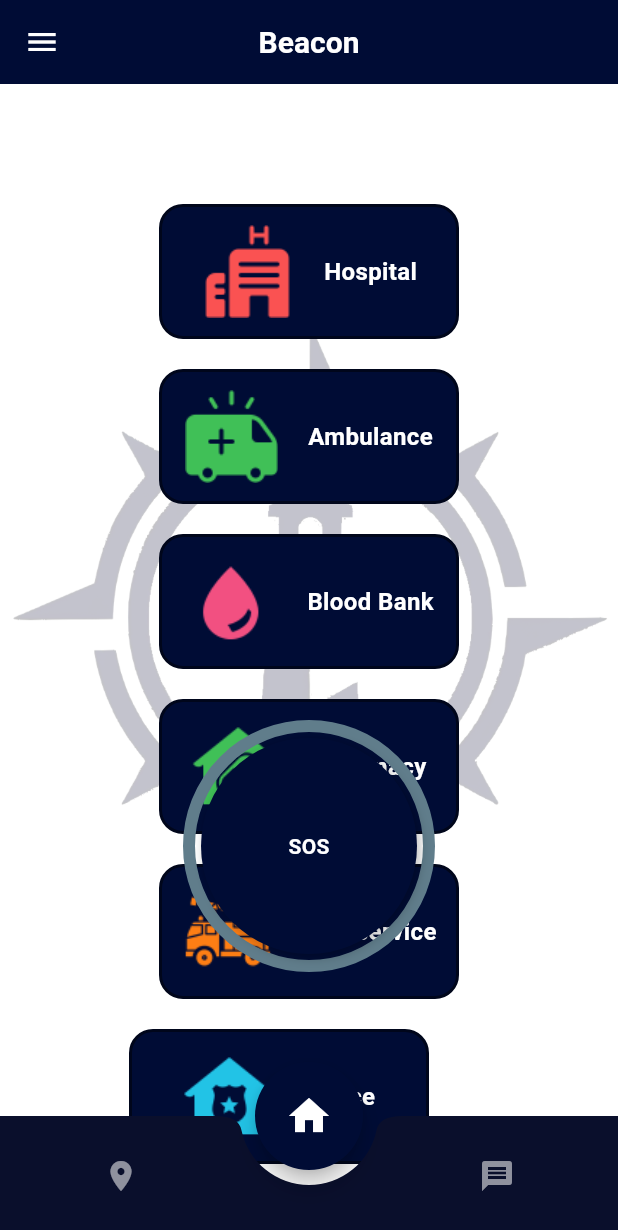
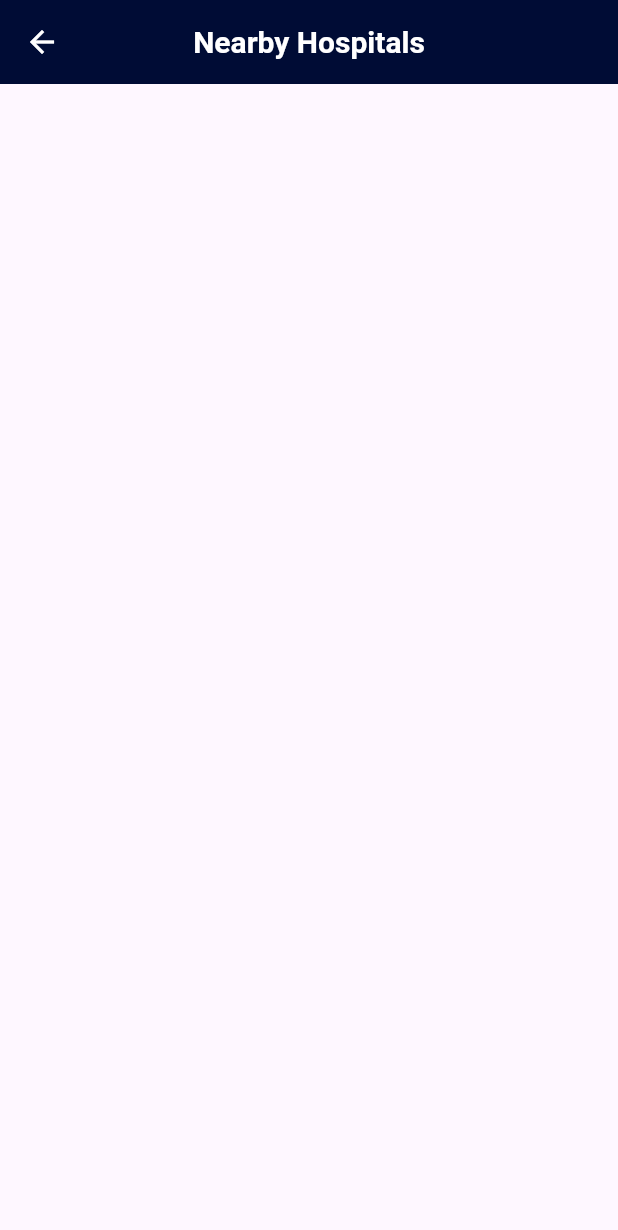
Before and after one commit to ashura-01/project_beacon, a Flutter app: the screen it shows after launch, after a tap on "Hospital", on a phone screen of 412 x 824 dp. Shown: the top 1230 px of the screen. Run offline on Flutter 3.47's test engine with Material 3 defaults, Android fonts, the light colour scheme and no system bars.

Commit message:
structure changed and added new screens and and added custom app bar

```diff
--- a/lib/my_app.dart
+++ b/lib/my_app.dart
@@ -1,4 +1,4 @@
-import 'package:beacon/ui/screens/home_screen.dart';
+import 'package:beacon/ui/screens/main_screens/home_screen.dart';
 import 'package:flutter/material.dart';
 
 class MyApp extends StatelessWidget {
--- a/lib/ui/screens/home_screen.dart
+++ b/lib/ui/screens/main_screens/home_screen.dart
@@ -1,5 +1,8 @@
 import 'dart:ui';
+import 'package:beacon/ui/screens/sub_screens/hospital_screen.dart';
 import 'package:beacon/ui/utils/assets_path.dart';
+import 'package:beacon/ui/utils/page_switch.dart';
+import 'package:beacon/ui/widgets/custom_appbar.dart';
 import 'package:beacon/ui/widgets/service_button.dart';
 import 'package:beacon/ui/widgets/sos_progress_button.dart';
 import 'package:flutter/material.dart';
@@ -21,33 +24,12 @@ class _HomeScreenState extends State<HomeScreen> {
     return Scaffold(
       extendBody: true,
       extendBodyBehindAppBar: true,
-      appBar: AppBar(
-        backgroundColor: const Color.fromARGB(255, 0, 12, 53),
-        elevation: 0,
-        centerTitle: true,
-
-        // Hamburger menu
-        leading: IconButton(
-          icon: const Icon(Icons.menu, color: Colors.white),
-          onPressed: () {
-
-          },
-        ),
-
-        // Title
-        title: const Text(
-          "Beacon",
-          style: TextStyle(
-            color: Colors.white,
-            fontWeight: FontWeight.w600,
-            fontSize: 20,
-          ),
-        ),
-      ),
+      appBar: CustomAppBar(title: "Home",ontap: () {
+        print("one tap pressed at appabar");
+      },),
 
       body: Stack(
         children: [
-
           ScreenBackground(
             child: Column(
               children: [
@@ -63,7 +45,9 @@ class _HomeScreenState extends State<HomeScreen> {
                       alignment: WrapAlignment.center,
                       children: [
                         ServiceButton(
-                          onTap: () {},
+                          onTap: () {
+                            navigateTo(context, HospitalScreen());
+                          },
                           title: "Hospital",
                           imagePath: AssetsPath.hospitalIcon,
                         ),
@@ -132,11 +116,7 @@ class _HomeScreenState extends State<HomeScreen> {
           shape: const CircleBorder(),
           backgroundColor: const Color.fromARGB(255, 0, 12, 53),
           elevation: 6,
-          child: const Icon(
-            Icons.home,
-            size: 32,
-            color: Colors.white,
-          ),
+          child: const Icon(Icons.home, size: 32, color: Colors.white),
           onPressed: () => setState(() => currentIndex = 1),
         ),
       ),
--- /dev/null
+++ b/lib/ui/screens/sub_screens/hospital_screen.dart
@@ -0,0 +1,13 @@
+import 'package:beacon/ui/widgets/custom_appbar.dart';
+import 'package:flutter/material.dart';
+
+class HospitalScreen extends StatelessWidget{
+  const HospitalScreen({super.key});
+
+  @override
+  Widget build(BuildContext context) {
+    return Scaffold(
+      appBar: CustomAppBar(title: "Nearby Hospitals"),
+    );
+  }
+}
--- /dev/null
+++ b/lib/ui/utils/page_switch.dart
@@ -0,0 +1,8 @@
+import 'package:flutter/material.dart';
+
+void navigateTo(BuildContext context, Widget page) {
+  Navigator.push(
+    context,
+    MaterialPageRoute(builder: (_) => page),
+  );
+}
--- /dev/null
+++ b/lib/ui/widgets/custom_appbar.dart
@@ -0,0 +1,49 @@
+import 'package:flutter/material.dart';
+
+class CustomAppBar extends StatelessWidget implements PreferredSizeWidget {
+  final String title;
+  final VoidCallback? ontap;
+
+  const CustomAppBar({
+    super.key,
+    required this.title,
+    this.ontap,
+  });
+
+  @override
+  Widget build(BuildContext context) {
+    final bool canGoBack = Navigator.canPop(context);
+
+    return AppBar(
+      backgroundColor: const Color.fromARGB(255, 0, 12, 53),
+      elevation: 0,
+      centerTitle: true,
+
+
+      leading:
+          canGoBack
+              ? IconButton(
+                icon: const Icon(Icons.arrow_back, color: Colors.white),
+                onPressed: () => Navigator.of(context).pop(),
+              )
+              : (ontap != null
+                  ? IconButton(
+                    icon: const Icon(Icons.menu, color: Colors.white),
+                    onPressed: ontap,
+                  )
+                  : null),
+
+      title: Text(
+        title,
+        style: const TextStyle(
+          color: Colors.white,
+          fontWeight: FontWeight.w600,
+          fontSize: 20,
+        ),
+      ),
+    );
+  }
+
+  @override
+  Size get preferredSize => const Size.fromHeight(kToolbarHeight);
+}
```
Also changed, not shown: lib/ui/screens/sub_screens/ambulance_screen.dart (added), lib/ui/screens/sub_screens/blood_screen.dart (added), lib/ui/screens/sub_screens/fire_screen.dart (added), lib/ui/screens/sub_screens/pharmacy_screen.dart (added), lib/ui/screens/sub_screens/police_screen.dart (added).
